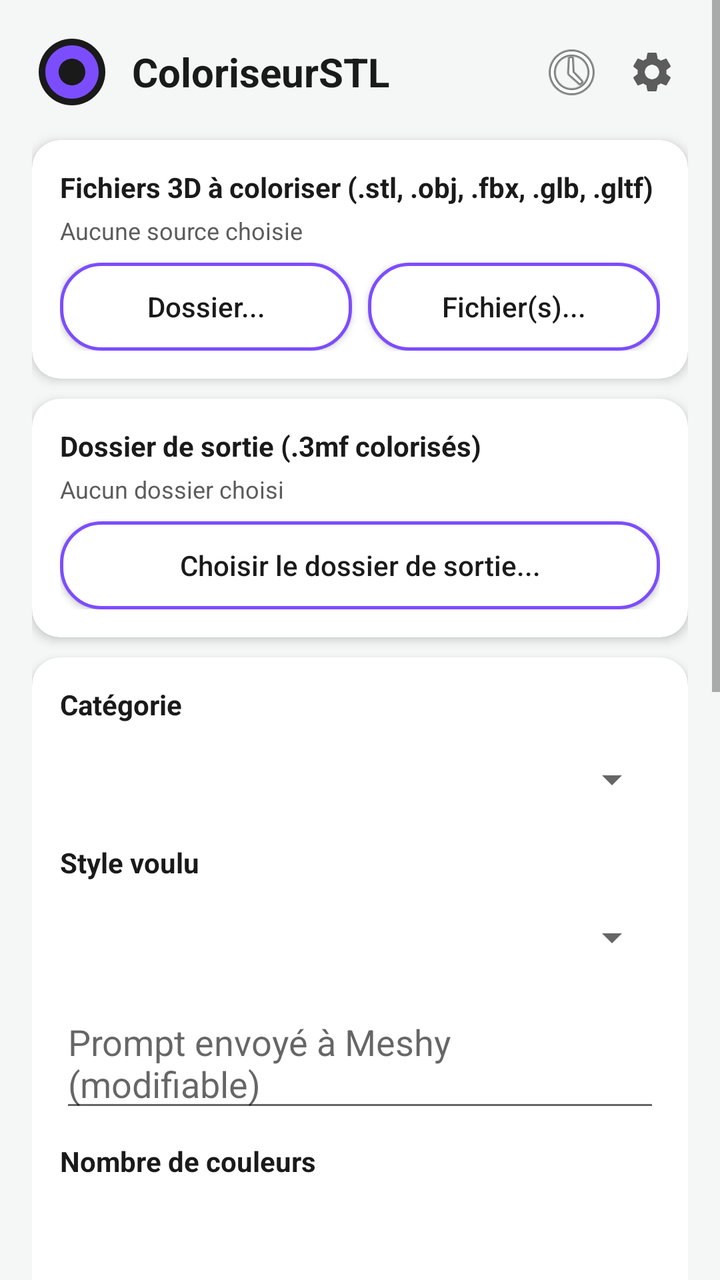
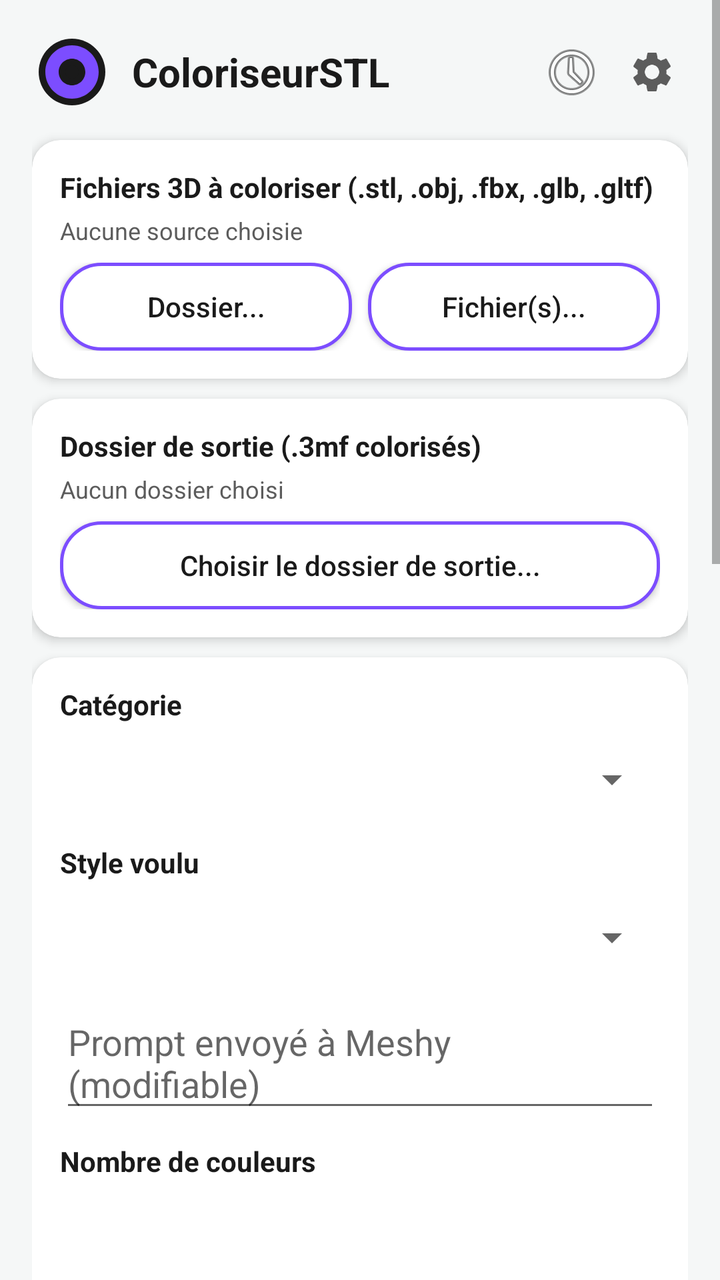

Two renders of the same Android screen: before a commit and after it. Below are the layout's source before the change and the commit's diff.
<!-- AndroidManifest.xml: application theme Theme.ColoriseurSTL -->
<!-- res/layout/activity_main.xml -->
<?xml version="1.0" encoding="utf-8"?>
<ScrollView xmlns:android="http://schemas.android.com/apk/res/android"
    xmlns:app="http://schemas.android.com/apk/res-auto"
    android:layout_width="match_parent"
    android:layout_height="match_parent"
    android:background="@color/fond_clair"
    android:fillViewport="true">

    <LinearLayout
        android:layout_width="match_parent"
        android:layout_height="wrap_content"
        android:orientation="vertical"
        android:padding="16dp">

        
        <LinearLayout
            android:layout_width="match_parent"
            android:layout_height="wrap_content"
            android:orientation="horizontal"
            android:gravity="center_vertical"
            android:paddingBottom="14dp">

            <ImageView
                android:layout_width="40dp"
                android:layout_height="40dp"
                android:src="@drawable/ic_bobine"
                android:contentDescription="Logo" />

            <TextView
                android:layout_width="0dp"
                android:layout_height="wrap_content"
                android:layout_weight="1"
                android:layout_marginStart="10dp"
                android:text="ColoriseurSTL"
                android:textSize="20sp"
                android:textStyle="bold"
                android:textColor="@color/texte_principal" />

            <ImageButton
                android:id="@+id/btnHistorique"
                android:layout_width="36dp"
                android:layout_height="36dp"
                android:layout_marginEnd="4dp"
                android:background="@android:color/transparent"
                android:src="@android:drawable/ic_menu_recent_history"
                android:contentDescription="Historique" />

            <ImageButton
                android:id="@+id/btnParametres"
                android:layout_width="36dp"
                android:layout_height="36dp"
                android:background="@android:color/transparent"
                android:src="@drawable/ic_parametres"
                android:contentDescription="Paramètres" />
        </LinearLayout>

        
        <androidx.cardview.widget.CardView
            android:layout_width="match_parent"
            android:layout_height="wrap_content"
            android:layout_marginBottom="10dp"
            app:cardCornerRadius="14dp"
            app:cardElevation="3dp"
            app:cardBackgroundColor="@color/carte_blanc">

            <LinearLayout
                android:layout_width="match_parent"
                android:layout_height="wrap_content"
                android:orientation="vertical"
                android:padding="14dp">

                <TextView
                    android:layout_width="wrap_content"
                    android:layout_height="wrap_content"
                    android:text="Fichiers 3D à coloriser (.stl, .obj, .fbx, .glb, .gltf)"
                    android:textColor="@color/texte_principal"
                    android:textStyle="bold" />

                <TextView
                    android:id="@+id/texteSourceChoisie"
                    android:layout_width="match_parent"
                    android:layout_height="wrap_content"
                    android:layout_marginTop="4dp"
                    android:layout_marginBottom="8dp"
                    android:text="Aucune source choisie"
                    android:textColor="@color/texte_secondaire"
                    android:textSize="12sp" />

                <LinearLayout
                    android:layout_width="match_parent"
                    android:layout_height="wrap_content"
                    android:orientation="horizontal">

                    <Button
                        android:id="@+id/btnChoisirDossier"
                        android:layout_width="0dp"
                        android:layout_weight="1"
                        android:layout_height="44dp"
                        android:layout_marginEnd="4dp"
                        android:background="@drawable/fond_bouton_secondaire"
                        android:text="Dossier..."
                        android:textColor="@color/texte_principal"
                        android:textAllCaps="false" />

                    <Button
                        android:id="@+id/btnChoisirFichiers"
                        android:layout_width="0dp"
                        android:layout_weight="1"
                        android:layout_height="44dp"
                        android:layout_marginStart="4dp"
                        android:background="@drawable/fond_bouton_secondaire"
                        android:text="Fichier(s)..."
                        android:textColor="@color/texte_principal"
                        android:textAllCaps="false" />
                </LinearLayout>

            </LinearLayout>

        </androidx.cardview.widget.CardView>

        
        <androidx.cardview.widget.CardView
            android:layout_width="match_parent"
            android:layout_height="wrap_content"
            android:layout_marginBottom="10dp"
            app:cardCornerRadius="14dp"
            app:cardElevation="3dp"
            app:cardBackgroundColor="@color/carte_blanc">

            <LinearLayout
                android:layout_width="match_parent"
                android:layout_height="wrap_content"
                android:orientation="vertical"
                android:padding="14dp">

                <TextView
                    android:layout_width="wrap_content"
                    android:layout_height="wrap_content"
                    android:text="Dossier de sortie (.3mf colorisés)"
                    android:textColor="@color/texte_principal"
                    android:textStyle="bold" />

                <TextView
                    android:id="@+id/texteDossierSortie"
                    android:layout_width="match_parent"
                    android:layout_height="wrap_content"
                    android:layout_marginTop="4dp"
                    android:layout_marginBottom="8dp"
                    android:text="Aucun dossier choisi"
                    android:textColor="@color/texte_secondaire"
                    android:textSize="12sp" />

                <Button
                    android:id="@+id/btnChoisirDossierSortie"
                    android:layout_width="match_parent"
                    android:layout_height="44dp"
                    android:background="@drawable/fond_bouton_secondaire"
                    android:text="Choisir le dossier de sortie..."
                    android:textColor="@color/texte_principal"
                    android:textAllCaps="false" />

            </LinearLayout>

        </androidx.cardview.widget.CardView>

        
        <androidx.cardview.widget.CardView
            android:layout_width="match_parent"
            android:layout_height="wrap_content"
            android:layout_marginBottom="10dp"
            app:cardCornerRadius="14dp"
            app:cardElevation="3dp"
            app:cardBackgroundColor="@color/carte_blanc">

            <LinearLayout
                android:layout_width="match_parent"
                android:layout_height="wrap_content"
                android:orientation="vertical"
                android:padding="14dp">

                <TextView
                    android:layout_width="wrap_content"
                    android:layout_height="wrap_content"
                    android:text="Catégorie"
                    android:textColor="@color/texte_principal"
                    android:textStyle="bold" />

                <Spinner
                    android:id="@+id/menuCategoriePrompt"
                    android:layout_width="match_parent"
                    android:layout_height="44dp"
                    android:layout_marginTop="6dp" />

                <TextView
                    android:layout_width="wrap_content"
                    android:layout_height="wrap_content"
                    android:layout_marginTop="10dp"
                    android:text="Style voulu"
                    android:textColor="@color/texte_principal"
                    android:textStyle="bold" />

                <Spinner
                    android:id="@+id/menuPrompt"
                    android:layout_width="match_parent"
                    android:layout_height="44dp"
                    android:layout_marginTop="6dp" />

                <EditText
                    android:id="@+id/editPrompt"
                    android:layout_width="match_parent"
                    android:layout_height="wrap_content"
                    android:layout_marginTop="8dp"
                    android:hint="Prompt envoyé à Meshy (modifiable)" />

                <TextView
                    android:layout_width="wrap_content"
                    android:layout_height="wrap_content"
                    android:layout_marginTop="10dp"
                    android:text="Nombre de couleurs"
                    android:textColor="@color/texte_principal"
                    android:textStyle="bold" />

                <NumberPicker
                    android:id="@+id/selecteurCouleurs"
                    android:layout_width="wrap_content"
                    android:layout_height="wrap_content" />

                <TextView
                    android:layout_width="wrap_content"
                    android:layout_height="wrap_content"
                    android:layout_marginTop="10dp"
                    android:text="Fournisseur à utiliser"
                    android:textColor="@color/texte_principal"
                    android:textStyle="bold" />

                <Spinner
                    android:id="@+id/menuFournisseur"
                    android:layout_width="match_parent"
                    android:layout_height="wrap_content"
                    android:layout_marginTop="6dp" />

                <CheckBox
                    android:id="@+id/caseComparerFournisseurs"
                    android:layout_width="match_parent"
                    android:layout_height="wrap_content"
                    android:layout_marginTop="10dp"
                    android:text="Comparer Meshy et Tripo (lance les deux, nécessite les deux clés, double le coût)"
                    android:textColor="@color/texte_secondaire"
                    android:textSize="12sp" />

                <CheckBox
                    android:id="@+id/caseMeshyObjExperimental"
                    android:layout_width="match_parent"
                    android:layout_height="wrap_content"
                    android:layout_marginTop="6dp"
                    android:text="Pour Meshy : exporter en .obj texturé plutôt qu'en .3mf (sans Multi-Color Print, moins cher, couleurs plus fidèles)"
                    android:textColor="@color/texte_secondaire"
                    android:textSize="12sp" />

                <LinearLayout
                    android:layout_width="match_parent"
                    android:layout_height="wrap_content"
                    android:layout_marginTop="6dp"
                    android:orientation="horizontal"
                    android:gravity="center_vertical">

                    <TextView
                        android:id="@+id/texteAssombrirTexture"
                        android:layout_width="0dp"
                        android:layout_weight="1"
                        android:layout_height="wrap_content"
                        android:enabled="false"
                        android:text="Assombrir la texture .obj (compense le mélange Bambu), en %"
                        android:textColor="@color/texte_secondaire"
                        android:textSize="12sp" />

                    <EditText
                        android:id="@+id/champAssombrirTexture"
                        android:layout_width="70dp"
                        android:layout_height="wrap_content"
                        android:enabled="false"
                        android:inputType="numberDecimal"
                        android:text="0"
                        android:textSize="12sp" />

                </LinearLayout>

            </LinearLayout>

        </androidx.cardview.widget.CardView>

        <TextView
            android:id="@+id/texteEstimationCout"
            android:layout_width="match_parent"
            android:layout_height="wrap_content"
            android:layout_marginBottom="6dp"
            android:textColor="@color/texte_secondaire"
            android:textSize="11sp" />

        <Button
            android:id="@+id/btnLancer"
            android:layout_width="match_parent"
            android:layout_height="52dp"
            android:background="@drawable/fond_bouton_principal"
            android:text="Lancer la colorisation"
            android:textColor="@color/carte_blanc"
            android:textAllCaps="false"
            android:textStyle="bold"
            android:textSize="16sp" />

        
        <Button
            android:id="@+id/btnAnnuler"
            android:layout_width="match_parent"
            android:layout_height="52dp"
            android:background="@drawable/fond_bouton_secondaire"
            android:text="Annuler"
            android:textColor="@color/texte_principal"
            android:textAllCaps="false"
            android:textStyle="bold"
            android:textSize="16sp"
            android:visibility="gone" />

        
        <Button
            android:id="@+id/btnRelancerEchecs"
            android:layout_width="match_parent"
            android:layout_height="52dp"
            android:layout_marginTop="8dp"
            android:background="@drawable/fond_bouton_secondaire"
            android:text="Relancer les échecs"
            android:textColor="@color/texte_principal"
            android:textAllCaps="false"
            android:textStyle="bold"
            android:textSize="16sp"
            android:visibility="gone" />

        <ProgressBar
            android:id="@+id/barreProgression"
            style="?android:attr/progressBarStyleHorizontal"
            android:layout_width="match_parent"
            android:layout_height="wrap_content"
            android:layout_marginTop="8dp"
            android:layout_marginBottom="14dp"
            android:max="100"
            android:visibility="gone" />

        
        <LinearLayout
            android:layout_width="match_parent"
            android:layout_height="wrap_content"
            android:orientation="horizontal"
            android:layout_marginBottom="8dp">

            <Button
                android:id="@+id/ongletFichiers"
                android:layout_width="0dp"
                android:layout_weight="1"
                android:layout_height="40dp"
                android:text="Fichiers 3D"
                android:textAllCaps="false"
                android:textSize="12sp" />

            <Button
                android:id="@+id/ongletResultats"
                android:layout_width="0dp"
                android:layout_weight="1"
                android:layout_height="40dp"
                android:text="Résultats"
                android:textAllCaps="false"
                android:textSize="12sp" />

            <Button
                android:id="@+id/ongletAvancement"
                android:layout_width="0dp"
                android:layout_weight="1"
                android:layout_height="40dp"
                android:text="Avancement"
                android:textAllCaps="false"
                android:textSize="12sp" />
        </LinearLayout>

        <LinearLayout
            android:id="@+id/barreOutilsGalerieFichiers"
            android:layout_width="match_parent"
            android:layout_height="wrap_content"
            android:orientation="horizontal"
            android:layout_marginBottom="4dp">

            <Button
                android:id="@+id/btnToutCocher"
                android:layout_width="0dp"
                android:layout_weight="1"
                android:layout_height="36dp"
                android:layout_marginEnd="4dp"
                android:background="@drawable/fond_bouton_secondaire"
                android:text="Tout cocher"
                android:textColor="@color/texte_principal"
                android:textAllCaps="false"
                android:textSize="12sp" />

            <Button
                android:id="@+id/btnToutDecocher"
                android:layout_width="0dp"
                android:layout_weight="1"
                android:layout_height="36dp"
                android:layout_marginStart="4dp"
                android:background="@drawable/fond_bouton_secondaire"
                android:text="Tout décocher"
                android:textColor="@color/texte_principal"
                android:textAllCaps="false"
                android:textSize="12sp" />
        </LinearLayout>

        <TextView
            android:id="@+id/texteCompteurGalerie"
            android:layout_width="match_parent"
            android:layout_height="wrap_content"
            android:layout_marginBottom="6dp"
            android:textColor="@color/texte_secondaire"
            android:textSize="12sp" />

        <GridLayout
            android:id="@+id/galerieFichiers"
            android:layout_width="match_parent"
            android:layout_height="wrap_content"
            android:columnCount="3"
            android:visibility="visible" />

        <GridLayout
            android:id="@+id/galerieResultats"
            android:layout_width="match_parent"
            android:layout_height="wrap_content"
            android:columnCount="3"
            android:visibility="gone" />

        <TextView
            android:id="@+id/texteJournal"
            android:layout_width="match_parent"
            android:layout_height="wrap_content"
            android:minHeight="300dp"
            android:background="@color/carte_blanc"
            android:fontFamily="monospace"
            android:padding="10dp"
            android:textIsSelectable="true"
            android:textSize="11sp"
            android:visibility="gone" />

    </LinearLayout>

</ScrollView>
<!-- resources referenced by this layout -->
<resources>
  <color name="carte_blanc">#FFFFFF</color>
  <color name="fond_clair">#F5F7F7</color>
  <color name="texte_principal">#1A1A1A</color>
  <color name="texte_secondaire">#5C5C5C</color>
  <!-- drawable fond_bouton_principal (drawable) -->
  <?xml version="1.0" encoding="utf-8"?>
  <ripple xmlns:android="http://schemas.android.com/apk/res/android" android:color="@color/bordure_legere">
      <item><shape android:shape="rectangle">
          <gradient android:startColor="@color/accent_violet" android:endColor="@color/accent_violet_fonce" android:angle="90" />
          <corners android:radius="24dp" />
      </shape></item>
  </ripple>
  <!-- drawable fond_bouton_secondaire (drawable) -->
  <?xml version="1.0" encoding="utf-8"?>
  <ripple xmlns:android="http://schemas.android.com/apk/res/android" android:color="@color/accent_violet">
      <item><shape android:shape="rectangle">
          <solid android:color="@color/carte_blanc" />
          <corners android:radius="20dp" />
          <stroke android:width="1.5dp" android:color="@color/accent_violet" />
      </shape></item>
  </ripple>
  <!-- drawable ic_bobine (drawable) -->
  <vector xmlns:android="http://schemas.android.com/apk/res/android"
      android:width="24dp" android:height="24dp" android:viewportWidth="24" android:viewportHeight="24">
      <path android:fillColor="#1A1A1A" android:pathData="M12,2C6.48,2 2,6.48 2,12s4.48,10 10,10s10,-4.48 10,-10S17.52,2 12,2z" />
      <path android:fillColor="#7C4DFF" android:pathData="M12,4C7.58,4 4,7.58 4,12s3.58,8 8,8s8,-3.58 8,-8S16.42,4 12,4zM12,16c-2.21,0 -4,-1.79 -4,-4s1.79,-4 4,-4s4,1.79 4,4S14.21,16 12,16z" />
      <path android:fillColor="#1A1A1A" android:pathData="M12,10c-1.1,0 -2,0.9 -2,2s0.9,2 2,2s2,-0.9 2,-2S13.1,10 12,10z" />
  </vector>
  <!-- drawable ic_parametres (drawable) -->
  <vector xmlns:android="http://schemas.android.com/apk/res/android"
      android:width="24dp" android:height="24dp" android:viewportWidth="24" android:viewportHeight="24">
      <path android:fillColor="#5C5C5C" android:pathData="M19.14,12.94c0.04,-0.3 0.06,-0.61 0.06,-0.94c0,-0.32 -0.02,-0.64 -0.07,-0.94l2.03,-1.58c0.18,-0.14 0.23,-0.41 0.12,-0.61l-1.92,-3.32c-0.12,-0.22 -0.37,-0.29 -0.59,-0.22l-2.39,0.96c-0.5,-0.38 -1.03,-0.7 -1.62,-0.94L14.4,2.81c-0.04,-0.24 -0.24,-0.41 -0.48,-0.41h-3.84c-0.24,0 -0.43,0.17 -0.47,0.41L9.25,5.35C8.66,5.59 8.12,5.92 7.63,6.29L5.24,5.33c-0.22,-0.08 -0.47,0 -0.59,0.22L2.74,8.87C2.62,9.08 2.66,9.34 2.86,9.48l2.03,1.58C4.84,11.36 4.8,11.69 4.8,12s0.02,0.64 0.07,0.94l-2.03,1.58c-0.18,0.14 -0.23,0.41 -0.12,0.61l1.92,3.32c0.12,0.22 0.37,0.29 0.59,0.22l2.39,-0.96c0.5,0.38 1.03,0.7 1.62,0.94l0.36,2.54c0.05,0.24 0.24,0.41 0.48,0.41h3.84c0.24,0 0.44,-0.17 0.47,-0.41l0.36,-2.54c0.59,-0.24 1.13,-0.56 1.62,-0.94l2.39,0.96c0.22,0.08 0.47,0 0.59,-0.22l1.92,-3.32c0.12,-0.22 0.07,-0.47 -0.12,-0.61L19.14,12.94zM12,15.6c-1.98,0 -3.6,-1.62 -3.6,-3.6s1.62,-3.6 3.6,-3.6s3.6,1.62 3.6,3.6S13.98,15.6 12,15.6z" />
  </vector>
  <style name="Theme.ColoriseurSTL" parent="Theme.AppCompat.Light.NoActionBar">
          <item name="colorPrimary">@color/accent_violet</item>
          <item name="android:windowBackground">@color/fond_clair</item>
      </style>
  <color name="bordure_legere">#E2E2E2</color>
  <color name="accent_violet">#7C4DFF</color>
  <color name="accent_violet_fonce">#4527A0</color>
</resources>

<!-- the commit's change to res/layout/activity_main.xml (unified diff, before → after) -->
@@ -280,6 +280,90 @@
                         android:layout_height="wrap_content"
                         android:enabled="false"
                         android:inputType="numberDecimal"
+                        android:text="0"
+                        android:textSize="12sp" />
+
+                </LinearLayout>
+
+                
+                <TextView
+                    android:layout_width="match_parent"
+                    android:layout_height="wrap_content"
+                    android:layout_marginTop="14dp"
+                    android:text="Réglages avancés (Meshy uniquement)"
+                    android:textColor="@color/texte_principal"
+                    android:textStyle="bold"
+                    android:textSize="13sp" />
+
+                <CheckBox
+                    android:id="@+id/caseSmartTopology"
+                    android:layout_width="match_parent"
+                    android:layout_height="wrap_content"
+                    android:layout_marginTop="6dp"
+                    android:text="Smart Topology (retopologie quad, limite le maillage à 30000 polygones)"
+                    android:textColor="@color/texte_secondaire"
+                    android:textSize="12sp" />
+
+                <TextView
+                    android:layout_width="match_parent"
+                    android:layout_height="wrap_content"
+                    android:layout_marginTop="8dp"
+                    android:text="Qualité du maillage (image vers 3D)"
+                    android:textColor="@color/texte_secondaire"
+                    android:textSize="12sp" />
+
+                <Spinner
+                    android:id="@+id/menuGeometrieResolution"
+                    android:layout_width="match_parent"
+                    android:layout_height="wrap_content"
+                    android:layout_marginTop="4dp" />
+
+                <TextView
+                    android:layout_width="match_parent"
+                    android:layout_height="wrap_content"
+                    android:layout_marginTop="8dp"
+                    android:text="Résolution de la texture"
+                    android:textColor="@color/texte_secondaire"
+                    android:textSize="12sp" />
+
+                <Spinner
+                    android:id="@+id/menuTextureResolution"
+                    android:layout_width="match_parent"
+                    android:layout_height="wrap_content"
+                    android:layout_marginTop="4dp" />
+
+                <CheckBox
+                    android:id="@+id/caseReparationParois"
+                    android:layout_width="match_parent"
+                    android:layout_height="wrap_content"
+                    android:layout_marginTop="10dp"
+                    android:text="Réparer les parois trop fines si nécessaire (analyse gratuite, réparation +10 crédits seulement si besoin, image uniquement)"
+                    android:textColor="@color/texte_secondaire"
+                    android:textSize="12sp" />
+
+                <LinearLayout
+                    android:layout_width="match_parent"
+                    android:layout_height="wrap_content"
+                    android:layout_marginTop="6dp"
+                    android:orientation="horizontal"
+                    android:gravity="center_vertical">
+
+                    <TextView
+                        android:id="@+id/texteTailleImpression"
+                        android:layout_width="0dp"
+                        android:layout_weight="1"
+                        android:layout_height="wrap_content"
+                        android:enabled="false"
+                        android:text="Taille d'impression prévue, plus grand côté en mm (0 = défaut Meshy, 150 mm)"
+                        android:textColor="@color/texte_secondaire"
+                        android:textSize="12sp" />
+
+                    <EditText
+                        android:id="@+id/champTailleImpression"
+                        android:layout_width="70dp"
+                        android:layout_height="wrap_content"
+                        android:enabled="false"
+                        android:inputType="number"
                         android:text="0"
                         android:textSize="12sp" />
 
